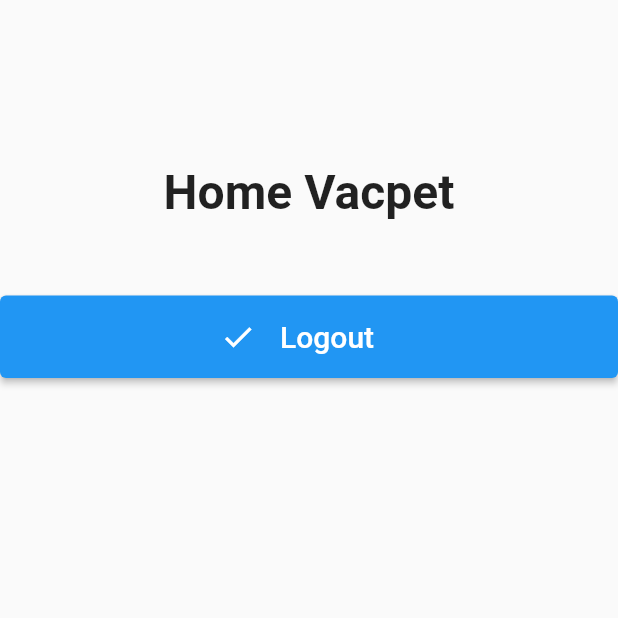
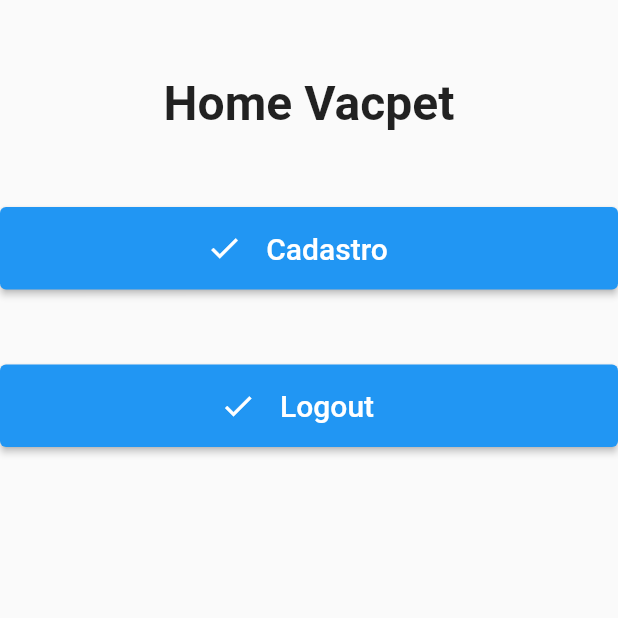
Before and after one commit to Bruno-Eduardo-Ferreira/VacPet, a Flutter app: the screen it shows once a user with an empty profile is signed in, on a phone screen of 412 x 824 dp, the top half of it. Run offline on Flutter 3.47's test engine with Material 2 defaults, Android fonts, the phone set to English and light mode, and no system bars; our stand-ins replace firebase_auth, firebase_core; accounts and stored records are empty.

Commit message:
cadastro-cliente

```diff
--- a/lib/presentation/pages/home/home_page.dart
+++ b/lib/presentation/pages/home/home_page.dart
@@ -1,3 +1,4 @@
+import 'package:vacpet/presentation/pages/cadastro/cadastro_cliente_page.dart';
 import 'package:vacpet/services/auth_service.dart';
 import 'package:flutter/material.dart';
 
@@ -15,14 +16,36 @@ class _HomePageState extends State<HomePage> {
   @override
   Widget build(BuildContext context) {
     return Scaffold(
-      body: Column(
+      body: SafeArea(
+        child: Column(
           children: [
             const Center(
               child: Padding(
-              padding: EdgeInsets.only(top: 109.0),
+                padding: EdgeInsets.only(top: 50.0),
                 child: Text(
                   "Home Vacpet",
                   style: TextStyle(fontSize: 32.0, fontWeight: FontWeight.w600),
+                ),
+              ),
+            ),
+            Padding(
+              padding: const EdgeInsets.only(top: 50.0),
+              child: ElevatedButton(
+                          onPressed: () {
+                              Navigator.of(context).push(MaterialPageRoute(builder: (context) => CadastroCliente()));
+                               },
+                          child: Row(
+                            mainAxisAlignment: MainAxisAlignment.center,
+                            children: const [
+                              Icon(Icons.check),
+                              Padding(
+                                padding: EdgeInsets.all(16),
+                                child: Text(
+                                  'Cadastro',
+                                  style: TextStyle(fontSize: 20),
+                                ),
+                              ),
+                            ],
                           ),
               ),
             ),
@@ -49,6 +72,7 @@ class _HomePageState extends State<HomePage> {
             ),
           ],
         ),
+      ),
     );
   }
 }
--- a/lib/presentation/pages/login/login_page.dart
+++ b/lib/presentation/pages/login/login_page.dart
@@ -75,7 +75,7 @@ class _LoginPageState extends State<LoginPage> {
                             if (value!.isEmpty) {
                               return 'Informe algum email!';
                             }
-                            return 'Informe o email corretamente!';
+                            return null;
                           }),
                     ),
                     Padding(
```
Also changed, not shown: lib/presentation/pages/cadastro/cadastro_cliente_page.dart (added, +32 -0 lines). Lines whose indentation alone changed are shown as unchanged.
